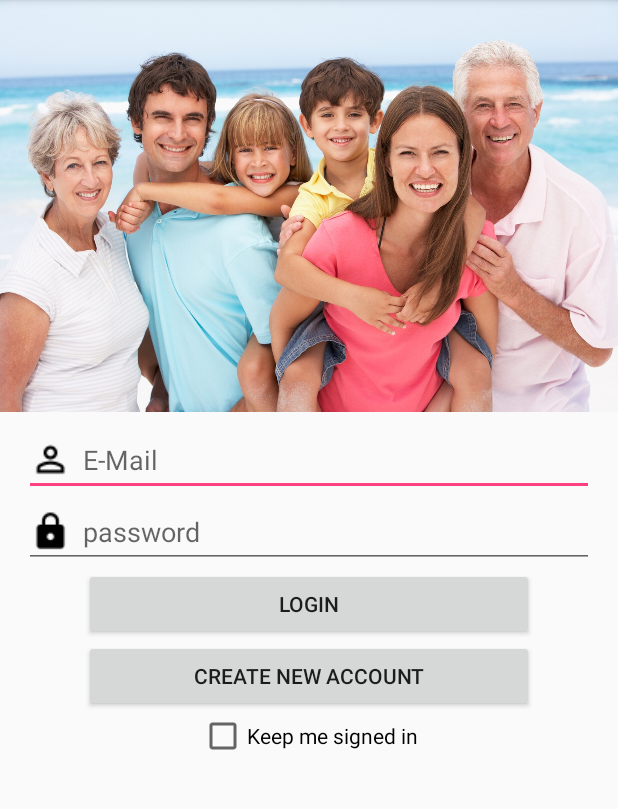
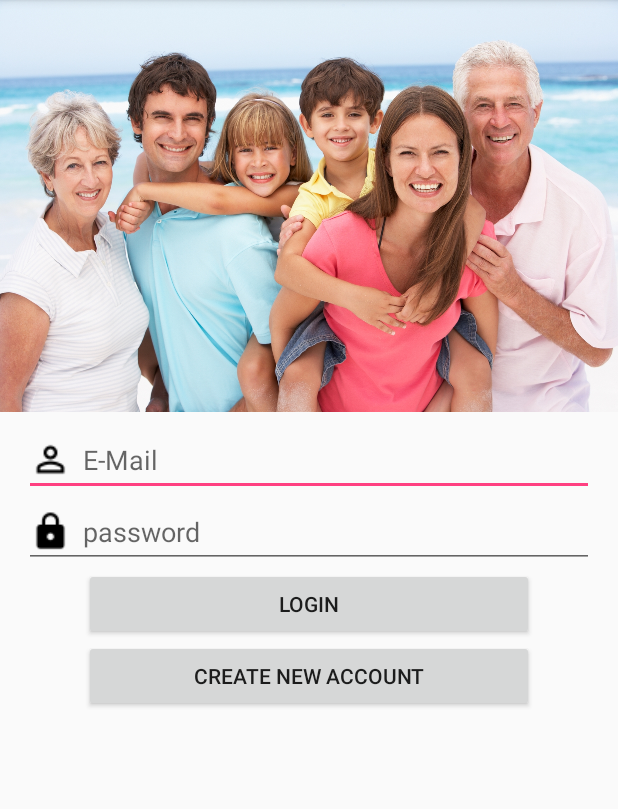
Before and after one commit to Edan-Leibo/FamilyAlbum-Android, an Android app: the screen it shows after launch (MainActivity), on a phone screen of 412 x 824 dp, the part 84-893 px from its top. Run offline under Robolectric (Android 15) with nearby library versions, the phone set to English and light mode, and no system bars.

```diff
--- a/app/src/main/res/layout/fragment_login.xml
+++ b/app/src/main/res/layout/fragment_login.xml
@@ -15,6 +15,7 @@
     <EditText
         android:layout_width="match_parent"
         android:layout_height="wrap_content"
+        android:id="@+id/editText_email"
         android:hint="@string/hint_email"
         android:layout_marginLeft="16dp"
         android:layout_marginRight="16dp"
@@ -25,6 +26,7 @@
     <EditText
         android:layout_width="match_parent"
         android:layout_height="wrap_content"
+        android:id="@+id/editText_password"
         android:hint="@string/hint_password"
         android:layout_marginLeft="16dp"
         android:layout_marginRight="16dp"
@@ -47,10 +49,5 @@
         android:layout_height="wrap_content"
         android:layout_gravity="center_horizontal"/>
 
-    <CheckBox
-        android:layout_width="wrap_content"
-        android:layout_height="wrap_content"
-        android:layout_gravity="center_horizontal"
-        android:text="@string/label_keep_signed_in"/>
 
 </LinearLayout>
```
